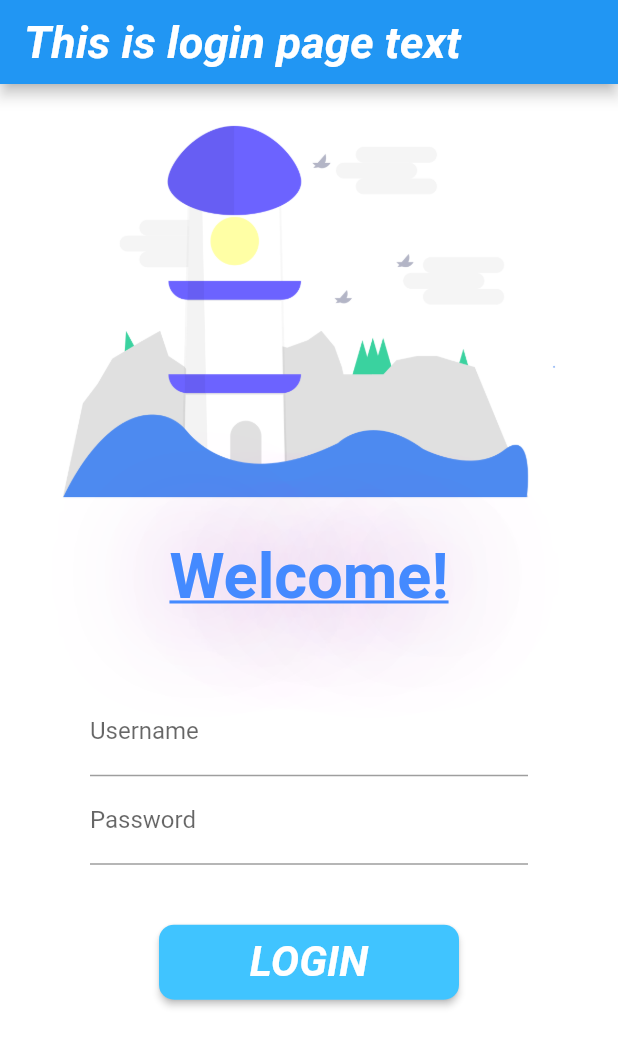
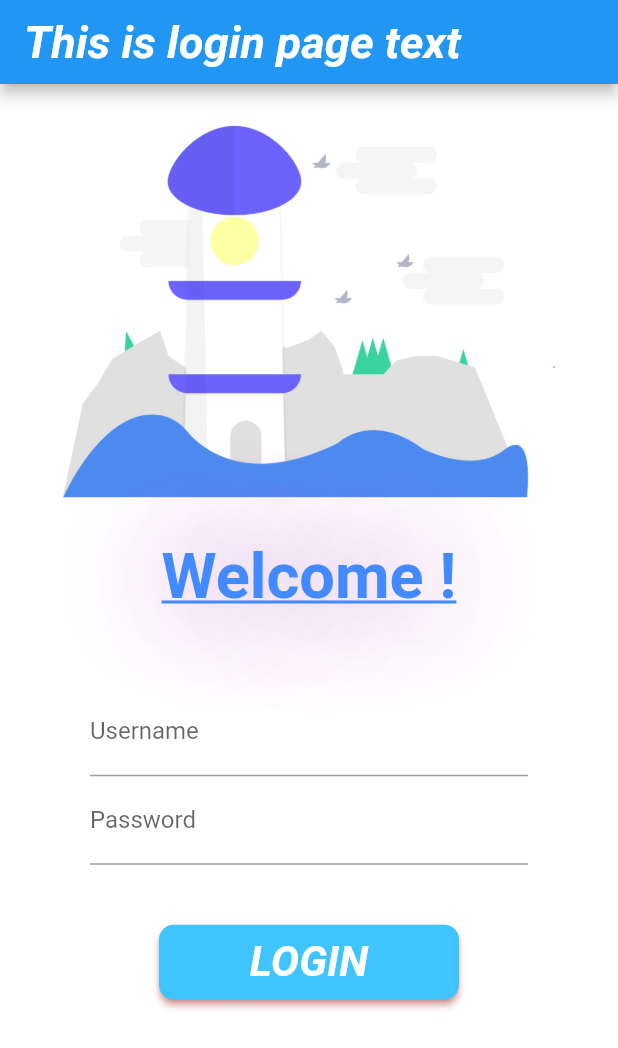
Before and after one commit to AbhiShake1/first_app_flutter, a Flutter app: the screen it shows after launch, on a phone screen of 412 x 824 dp. Shown: the top 1048 px of the screen. Run offline on Flutter 3.47's test engine with Material 2 defaults, Android fonts, the light colour scheme and no system bars.

Commit message:
StatefulWidget, setState, Icons library

```diff
--- a/lib/page/LoginPage.dart
+++ b/lib/page/LoginPage.dart
@@ -2,7 +2,15 @@ import 'package:first_app_flutter/utils/Routes.dart';
 import 'package:flutter/material.dart';
 import 'package:flutter/painting.dart';
 
-class LoginPage extends StatelessWidget {
+class LoginPage extends StatefulWidget {
+  @override
+  State<LoginPage> createState() => _LoginPageState();
+}
+
+class _LoginPageState extends State<LoginPage> {
+  String _name = "";
+  bool _animateLogin = true;
+
   @override
   Widget build(BuildContext context) {
     return MaterialApp(
@@ -18,7 +26,8 @@ class LoginPage extends StatelessWidget {
           ),
         ),
         backgroundColor: Colors.white,
-        body: SingleChildScrollView( // wrapping in scroll view also avoids pixel/bottom overflow
+        body: SingleChildScrollView(
+          // wrapping in scroll view also avoids pixel/bottom overflow
           child: Column(
             children: [
               Image.asset(
@@ -26,7 +35,7 @@ class LoginPage extends StatelessWidget {
                 fit: BoxFit.scaleDown,
               ),
               Text(
-                "Welcome!",
+                "Welcome $_name!",
                 style: TextStyle(
                   fontWeight: FontWeight.bold,
                   color: Colors.blueAccent,
@@ -56,6 +65,10 @@ class LoginPage extends StatelessWidget {
                           labelText: "Username",
                           hintText: "Enter Username",
                         ),
+                        onChanged: (v) {
+                          _name = v;
+                          setState(() {});
+                        },
                       ),
                     ),
                     Container(
@@ -74,9 +87,14 @@ class LoginPage extends StatelessWidget {
               SizedBox(
                 height: 20,
               ),
-              ElevatedButton(
-                onPressed: () => Navigator.pushNamed(context, Routes.home), // open home intent on top
-                child: Text(
+              Container(
+                child: ElevatedButton(
+                  onPressed: () {
+                    setState(() => _animateLogin = false);
+                    Navigator.pushNamed(context, Routes.home);
+                  },
+                  // open home intent on top
+                  child: !_animateLogin ? Icon(Icons.done) : Text(
                     "LOGIN",
                     style: TextStyle(
                       fontWeight: FontWeight.bold,
@@ -87,10 +105,12 @@ class LoginPage extends StatelessWidget {
                   style: TextButton.styleFrom(
                     shape: RoundedRectangleBorder(
                       borderRadius:
-                        BorderRadius.circular(10), // make edges a bit rounded
+                          BorderRadius.circular(_animateLogin ? 10 : 80), // make edges a bit rounded
                     ),
                     backgroundColor: Colors.lightBlueAccent,
-                  minimumSize: Size(200, 50), //200 width, 50 height
+                    minimumSize: Size(_animateLogin ? 200 : 20, 50), //200 width, 50 height
+                    shadowColor: Colors.red,
+                  ),
                 ),
               ),
             ],
```
Lines whose indentation alone changed are shown as unchanged.
